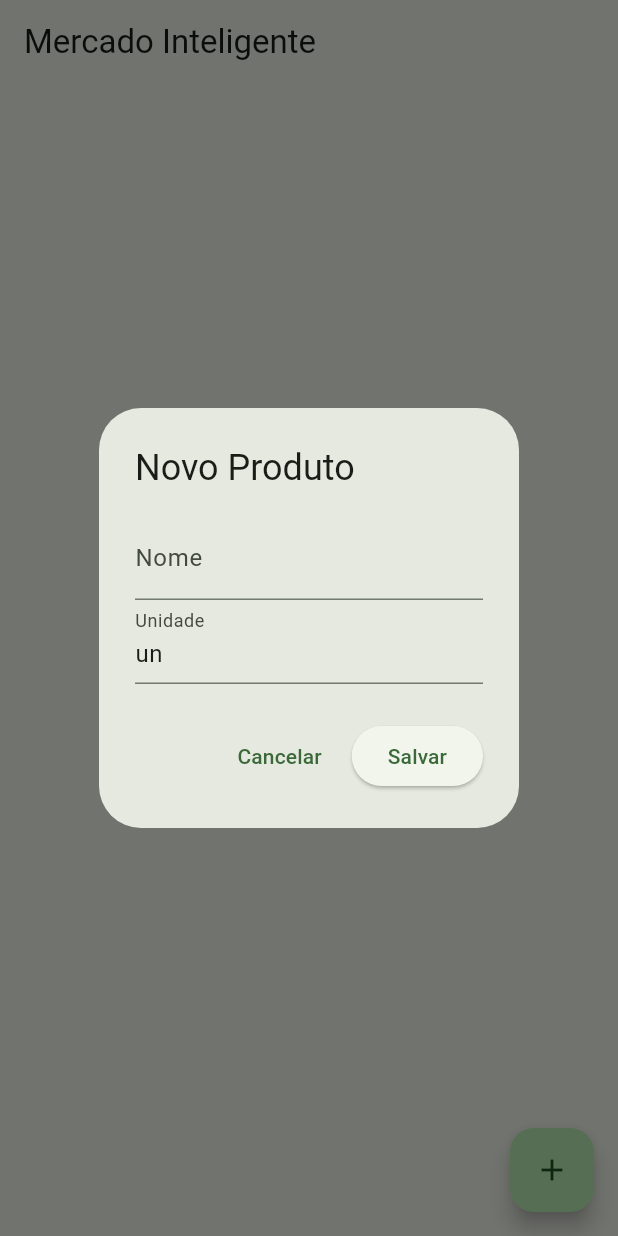
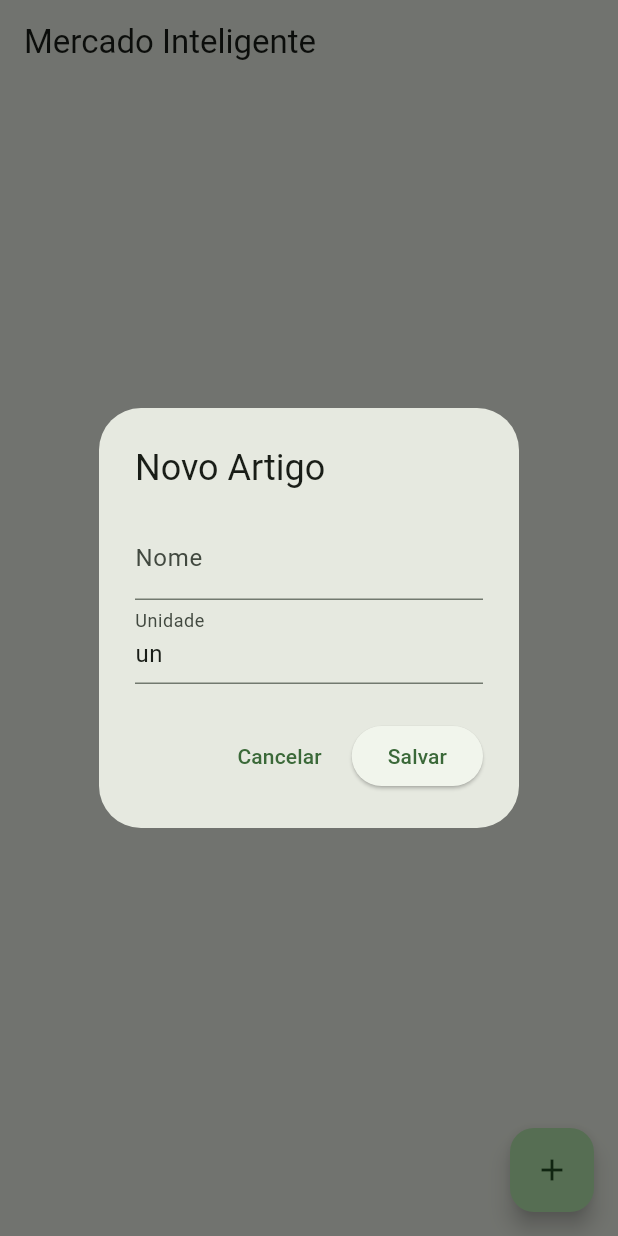
Before and after one commit to romario-developer/mercado_inteligente, a Flutter app: the screen it shows after launch, after a tap on the "add" icon, on a phone screen of 412 x 824 dp. Run offline on Flutter 3.47's test engine with Material 3 defaults, Android fonts, the phone set to English and light mode, and no system bars; our stand-ins replace isar; accounts and stored records are empty; generated files the repository leaves out were written again.

Commit message:
fix(web): renomeia Produto para Artigo para resolver estouro de precisão de ID no JS
A mudança força o Isar a gerar hashes de coleção compatíveis com o limite de 53-bits do Chrome/Web, corrigindo o erro de representação de literais inteiros.

```diff
--- a/lib/database_service.dart
+++ b/lib/database_service.dart
@@ -15,7 +15,7 @@ class DatabaseService {
     final dir = await getApplicationDocumentsDirectory();
 
     isar = await Isar.open(
-      [ProdutoSchema, ItemCompraSchema, EventoStockSchema], // NOMES NOVOS AQUI
+      [ArtigoSchema, ItemCompraSchema, EventoStockSchema], // CORRIGIDO
       directory: dir.path,
     );
   }
--- a/lib/models/product.dart
+++ b/lib/models/product.dart
@@ -4,7 +4,7 @@ import 'package:isar/isar.dart';
 part 'product.g.dart';
 
 @collection
-class Produto { // Mudei o nome aqui
+class Artigo {
   Id id = Isar.autoIncrement;
 
   @Index(unique: true)
--- a/lib/repositories/shopping_repository.dart
+++ b/lib/repositories/shopping_repository.dart
@@ -7,33 +7,32 @@ import '../models/stock_event.dart';
 class ShoppingRepository {
   final isar = DatabaseService().isar;
 
-  // Adicionar um novo produto ao catálogo
+  // Adicionar um novo artigo ao catálogo
   Future<void> addProduct(String name, String unit) async {
-    final product = Produto() // Nome da classe atualizado
+    final product = Artigo() // CORRIGIDO: Nome da classe
       ..name = name
       ..unit = unit;
 
     await isar.writeTxn(() async {
-      await isar.produtos.put(product); // Coleção é .produtos (minúsculo)
+      await isar.artigos.put(product); // CORRIGIDO: nome da coleção
     });
   }
 
   // Registrar uma nova compra
   Future<void> recordPurchase(int productId, double quantity, double price) async {
-    final purchase = ItemCompra() // Nome da classe atualizado
+    final purchase = ItemCompra()
       ..productId = productId
       ..quantity = quantity
       ..price = price
       ..date = DateTime.now();
 
     await isar.writeTxn(() async {
-      await isar.itemCompras.put(purchase); // Coleção é .itemCompras
+      await isar.itemCompras.put(purchase);
     });
   }
 
-  // Marcar que um produto acabou HOJE
+  // Marcar que um produto acabou
   Future<void> markAsFinished(int productId) async {
-    // Buscar a última compra
     final lastPurchase = await isar.itemCompras
         .filter()
         .productIdEqualTo(productId)
@@ -42,36 +41,33 @@ class ShoppingRepository {
 
     if (lastPurchase == null) return;
 
-    final event = EventoStock() // Nome da classe atualizado
+    final event = EventoStock()
       ..productId = productId
       ..dateFinished = DateTime.now()
       ..quantityThatFinished = lastPurchase.quantity;
 
     await isar.writeTxn(() async {
-      await isar.eventoStocks.put(event); // Coleção é .eventoStocks
-
-      // Atualizar a predição
+      await isar.eventoStocks.put(event);
       await _updateProductPrediction(productId, lastPurchase, event);
     });
   }
 
-  // O Cérebro: Cálculo de Predição
   Future<void> _updateProductPrediction(int productId, ItemCompra lastPurchase, EventoStock event) async {
     final daysUsed = event.dateFinished.difference(lastPurchase.date).inDays;
     final duration = daysUsed > 0 ? daysUsed : 1;
     final double tcd = lastPurchase.quantity / duration;
     final suggested = tcd * 30;
 
-    final product = await isar.produtos.get(productId);
+    final product = await isar.artigos.get(productId); // CORRIGIDO: coleção artigos
     if (product != null) {
       product.suggestedQuantity = suggested;
       await isar.writeTxn(() async {
-        await isar.produtos.put(product);
+        await isar.artigos.put(product); // CORRIGIDO: coleção artigos
       });
     }
   }
 
-  Future<List<Produto>> getAllProducts() async {
-    return await isar.produtos.where().findAll();
+  Future<List<Artigo>> getAllProducts() async { // CORRIGIDO: Tipo de retorno
+    return await isar.artigos.where().findAll(); // CORRIGIDO: coleção artigos
   }
 }
--- a/lib/screens/home_screen.dart
+++ b/lib/screens/home_screen.dart
@@ -1,5 +1,5 @@
 import 'package:flutter/material.dart';
-import '../models/product.dart'; // Certifique-se que este arquivo contém a classe 'Produto'
+import '../models/product.dart';
 import '../repositories/shopping_repository.dart';
 
 class HomeScreen extends StatefulWidget {
@@ -11,7 +11,7 @@ class HomeScreen extends StatefulWidget {
 
 class _HomeScreenState extends State<HomeScreen> {
   final ShoppingRepository _repository = ShoppingRepository();
-  List<Produto> _products = []; // CORRIGIDO: de Product para Produto
+  List<Artigo> _products = []; // CORRIGIDO: de Produto para Artigo
 
   @override
   void initState() {
@@ -33,7 +33,7 @@ class _HomeScreenState extends State<HomeScreen> {
     showDialog(
       context: context,
       builder: (context) => AlertDialog(
-        title: const Text('Novo Produto'),
+        title: const Text('Novo Artigo'),
         content: Column(
           mainAxisSize: MainAxisSize.min,
           children: [
@@ -58,7 +58,7 @@ class _HomeScreenState extends State<HomeScreen> {
     );
   }
 
-  void _showRecordPurchaseDialog(Produto product) { // CORRIGIDO: de Product para Produto
+  void _showRecordPurchaseDialog(Artigo product) { // CORRIGIDO: Artigo
     final qtyController = TextEditingController();
     final priceController = TextEditingController();
 
@@ -97,7 +97,7 @@ class _HomeScreenState extends State<HomeScreen> {
     return Scaffold(
       appBar: AppBar(title: const Text('Mercado Inteligente')),
       body: _products.isEmpty
-          ? const Center(child: Text('Nenhum produto cadastrado.'))
+          ? const Center(child: Text('Nenhum artigo cadastrado.'))
           : ListView.builder(
               itemCount: _products.length,
               itemBuilder: (context, index) {
@@ -106,13 +106,13 @@ class _HomeScreenState extends State<HomeScreen> {
                   child: ListTile(
                     title: Text(product.name),
                     subtitle: Text(product.suggestedQuantity != null
-                        ? 'Sugestão: ${product.suggestedQuantity!.toStringAsFixed(1)}'
-                        : 'Sem dados'),
+                        ? 'Sugestão: ${product.suggestedQuantity!.toStringAsFixed(1)} ${product.unit}'
+                        : 'Sem histórico'),
                     trailing: Row(
                       mainAxisSize: MainAxisSize.min,
                       children: [
-                        IconButton(icon: const Icon(Icons.shopping_cart), onPressed: () => _showRecordPurchaseDialog(product)),
-                        IconButton(icon: const Icon(Icons.outbox), onPressed: () async {
+                        IconButton(icon: const Icon(Icons.shopping_cart, color: Colors.green), onPressed: () => _showRecordPurchaseDialog(product)),
+                        IconButton(icon: const Icon(Icons.outbox, color: Colors.red), onPressed: () async {
                           await _repository.markAsFinished(product.id);
                           _refreshProducts();
                         }),
```
Also changed, not shown: lib/models/product.g.dart.
